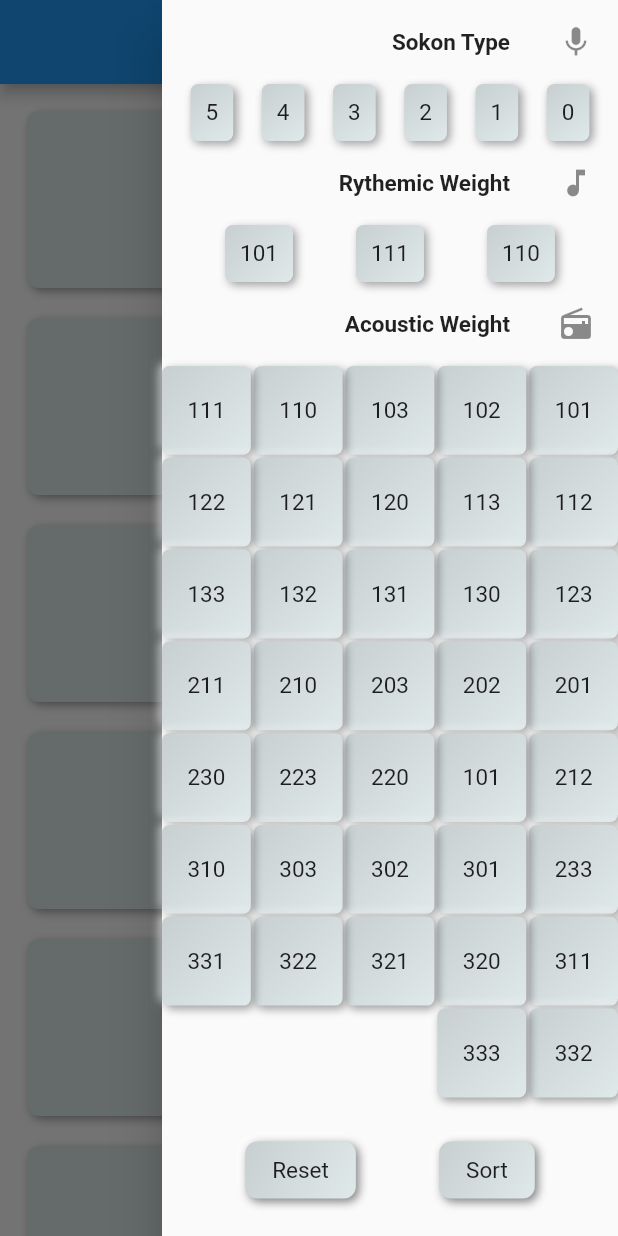
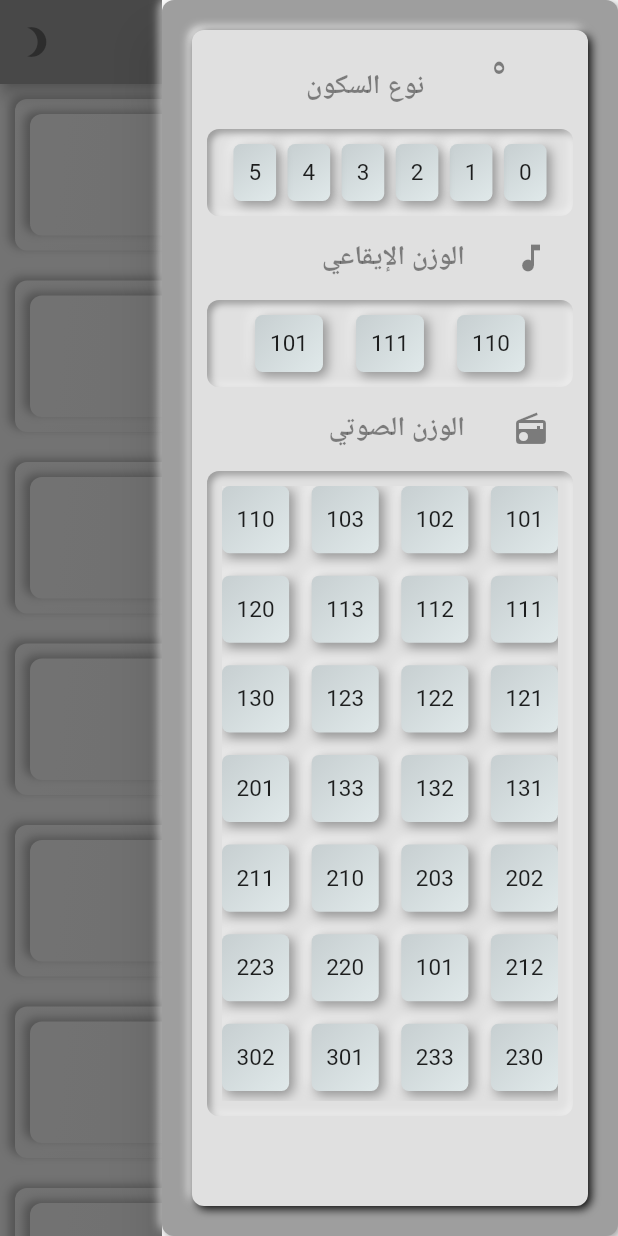
Before and after one commit to Farahkh/bank_alkalemat, a Flutter app: the screen it shows after launch, with the side drawer open, on a phone screen of 412 x 824 dp. Run offline on Flutter 3.47's test engine with Material 2 defaults, Android fonts, the phone set to English and light mode, and no system bars; drawn by our look-alikes of flutter_neumorphic; statements that could not run were skipped.

Commit message:
-now the json file is loading when the application launchs -applied the Flutter-Neumorphic style to the application -added the switch to dark mode on the home page deleted the 'Sort' button from drawer
Signed-off-by: Farahkh <eng.farahkh@gmail.com>

```diff
--- /dev/null
+++ b/lib/WordModel.dart
@@ -0,0 +1,24 @@
+class WordModel {
+  String id;
+  String word;
+  String sokonType;
+  String rythmicWieght;
+  String soundWieght;
+
+  WordModel(
+      {this.id,
+      this.word,
+      this.sokonType,
+      this.rythmicWieght,
+      this.soundWieght});
+
+  factory WordModel.fromJson(Map<String, dynamic> parsedJson) {
+    return WordModel(
+      id: parsedJson['المعرف'] as String,
+      word: parsedJson['الكلمات'] as String,
+      sokonType: parsedJson['نوع_السكون'] as String,
+      rythmicWieght: parsedJson['الوزن_الايقاعي'] as String,
+      soundWieght: parsedJson['الوزن_الصوتي'] as String,
+    );
+  }
+}
--- /dev/null
+++ b/lib/WordsBankModel.dart
@@ -0,0 +1,16 @@
+import 'WordModel.dart';
+
+class WordBankModel {
+  final List<WordModel> words;
+
+  WordBankModel({
+    this.words,
+  });
+
+  factory WordBankModel.fromJson(List<dynamic> parsedJson) {
+    List<WordModel> words = new List<WordModel>();
+    words = parsedJson.map((i) => WordModel.fromJson(i)).toList();
+
+    return WordBankModel(words: words);
+  }
+}
--- a/lib/constants.dart
+++ b/lib/constants.dart
@@ -1,11 +1,16 @@
 import 'package:flutter_neumorphic/flutter_neumorphic.dart';
 
 final kRadioButtonStyle = NeumorphicRadioStyle(
-  intensity: 0.88,
   shape: NeumorphicShape.concave,
-  selectedDepth: 3,
+  intensity: 0.5,
+  unselectedDepth: 5.0,
+  selectedDepth: -5.0,
 );
 final kButtonStyle = NeumorphicStyle(
-  intensity: 0.88,
+  intensity: 0.5,
   shape: NeumorphicShape.concave,
+  color: Color(0xFFbdbdbd),
+  depth: 8.0,
+  lightSource: LightSource.topLeft,
+  surfaceIntensity: 0.5,
 );
--- a/lib/main.dart
+++ b/lib/main.dart
@@ -16,11 +16,12 @@ class App extends StatelessWidget {
       ],
       debugShowCheckedModeBanner: false,
       supportedLocales: [const Locale('ar')],
-      title: 'Words Bank',
+      title: 'الكلمات الثلاثية',
       theme: ThemeData(
-        primarySwatch: Colors.blue,
+        primarySwatch: Colors.grey,
+        secondaryHeaderColor: Colors.white,
       ),
-      home: HomePage(title: 'Word Bank'),
+      home: HomePage(title: 'الكلمات الثلاثية'),
     );
   }
 }
--- a/lib/screens/home.dart
+++ b/lib/screens/home.dart
@@ -1,6 +1,10 @@
+import 'dart:convert';
+
+import 'package:bankalkalemat/WordsBankModel.dart';
 import 'package:bankalkalemat/widgets/drawer.dart';
 import 'package:flutter/cupertino.dart';
 import 'package:flutter/material.dart';
+import 'package:flutter/services.dart';
 import 'package:flutter_neumorphic/flutter_neumorphic.dart';
 
 class HomePage extends StatefulWidget {
@@ -12,25 +16,87 @@ class HomePage extends StatefulWidget {
 }
 
 class _HomePageState extends State<HomePage> {
-  List tempList = ['test', 'test', 'test', 'test', 'test', 'test', 'test'];
+
   @override
   Widget build(BuildContext context) {
     return Scaffold(
       appBar: AppBar(
+        actions: <Widget>[IconButton(icon: Icon(Icons.brightness_3))],
         title: Text(widget.title),
       ),
       drawer: AppDrawer(),
       body: Center(
-          child: ListView.builder(
-              padding: const EdgeInsets.all(8),
-              itemCount: tempList.length,
-              itemBuilder: (BuildContext context, int index) {
-                return Neumorphic(
-                  padding: EdgeInsets.all(50.0),
-                  margin: EdgeInsets.all(10.0),
-                  child: Center(child: Text('Entry ${tempList[index]}')),
-                );
-              })),
+        child: FutureBuilder<WordBankModel>(
+          future: getData(),
+          builder: (context, snapshot) {
+            if (snapshot.hasData) {
+              return ListView.builder(
+                itemCount: snapshot.data.words.length,
+                itemBuilder: (context, index) {
+                  return Neumorphic(
+                    style: NeumorphicStyle(
+                      intensity: 0.5,
+                      depth: 4,
+                      surfaceIntensity: 0.25,
+                      shape: NeumorphicShape.concave,
+                      color: Colors.white,
+                      lightSource: LightSource(2.0, 1.0),
+                      oppositeShadowLightSource: false,
+                    ),
+                    boxShape: NeumorphicBoxShape.roundRect(
+                      borderRadius: BorderRadius.circular(10.0),
+                    ),
+                    padding: EdgeInsets.all(10.0),
+                    margin: EdgeInsets.all(10.0),
+                    child: Neumorphic(
+                      style: NeumorphicStyle(
+                        intensity: 0.5,
+                        depth: 4,
+                        surfaceIntensity: 0.25,
+                        shape: NeumorphicShape.concave,
+                        color: Colors.white,
+                        lightSource: LightSource(2.0, 1.0),
+                        oppositeShadowLightSource: false,
+                      ),
+                      boxShape: NeumorphicBoxShape.roundRect(
+                        borderRadius: BorderRadius.circular(10.0),
+                      ),
+                      padding: EdgeInsets.all(20.0),
+                      child: Center(
+                        child: Text(
+                          '${snapshot.data.words[index].word}',
+                          style: TextStyle(
+                            fontSize: 30,
+                          ),
+                        ),
+                      ),
+                    ),
+                  );
+                },
+              );
+            } else if (snapshot.hasError) {
+              return Text("${snapshot.error}");
+            }
+            return CircularProgressIndicator();
+          },
+        ),
+      ),
     );
   }
+
+  Future<WordBankModel> getData() async {
+    wait(5);
+    String jsonString = await _loadAWordBankAsset();
+    final jsonResult = json.decode(jsonString);
+
+    return WordBankModel.fromJson(jsonResult);
+  }
+
+  Future<String> _loadAWordBankAsset() async {
+    return await rootBundle.loadString('data/databank.json');
+  }
+
+  Future wait(int seconds) {
+    return new Future.delayed(Duration(seconds: seconds), () => {});
+  }
 }
--- a/lib/widgets/AcousticWeightWidget.dart
+++ b/lib/widgets/AcousticWeightWidget.dart
@@ -18,10 +18,16 @@ class AcoasticWeightWidgetState extends State<AcoasticWeightWidget> {
   Widget build(BuildContext context) {
     final Padding_all = EdgeInsets.all(8.0);
     return Expanded(
+      child: Neumorphic(
+        padding: EdgeInsets.all(10.0),
+        style: NeumorphicStyle(
+          color: Colors.grey[300],
+          depth: -5.0,
+        ),
         child: GridView.count(
-        crossAxisCount: 5,
-        crossAxisSpacing: 2,
-        mainAxisSpacing: 2,
+          crossAxisCount: 4,
+          crossAxisSpacing: 15.0,
+          mainAxisSpacing: 15.0,
           children: <Widget>[
             NeumorphicRadio(
               style: kRadioButtonStyle,
@@ -469,6 +475,7 @@ class AcoasticWeightWidgetState extends State<AcoasticWeightWidget> {
             ),
           ],
         ),
+      ),
     );
   }
 }
--- a/lib/widgets/RythmicWeightWidget.dart
+++ b/lib/widgets/RythmicWeightWidget.dart
@@ -16,7 +16,13 @@ class RythmicWeightWidgetState extends State<RythmicWeightWidget> {
 
   @override
   Widget build(BuildContext context) {
-    return Row(
+    return Neumorphic(
+      padding: EdgeInsets.all(10.0),
+      style: NeumorphicStyle(
+        color: Colors.grey[300],
+        depth: -5.0,
+      ),
+      child: Row(
         mainAxisAlignment: MainAxisAlignment.spaceEvenly,
         children: <Widget>[
           NeumorphicRadio(
@@ -56,6 +62,7 @@ class RythmicWeightWidgetState extends State<RythmicWeightWidget> {
             child: Center(child: Text('101')),
           ),
         ],
+      ),
     );
   }
 }
--- a/lib/widgets/SokonTypeWidget.dart
+++ b/lib/widgets/SokonTypeWidget.dart
@@ -16,7 +16,13 @@ class SokonTypeWidgetState extends State<SokonTypeWidget> {
 
   @override
   Widget build(BuildContext context) {
-    return Row(
+    return Neumorphic(
+      padding: EdgeInsets.all(10.0),
+      style: NeumorphicStyle(
+        color: Colors.grey[300],
+        depth: -5.0,
+      ),
+      child: Row(
         mainAxisAlignment: MainAxisAlignment.spaceEvenly,
         children: <Widget>[
           NeumorphicRadio(
@@ -95,6 +101,7 @@ class SokonTypeWidgetState extends State<SokonTypeWidget> {
 //            buildNeumorphicRadio('4', null),
 //            buildNeumorphicRadio('5', null),
         ],
+      ),
     );
   }
 }
--- a/lib/widgets/drawer.dart
+++ b/lib/widgets/drawer.dart
@@ -2,7 +2,6 @@ import 'package:flutter/cupertino.dart';
 import 'package:flutter/material.dart';
 import 'package:flutter_neumorphic/flutter_neumorphic.dart';
 
-import '../constants.dart';
 import 'AcousticWeightWidget.dart';
 import 'RythmicWeightWidget.dart';
 import 'SokonTypeWidget.dart';
@@ -21,11 +20,40 @@ class _AppDrawerState extends State<AppDrawer> {
   Widget build(BuildContext context) {
     return Drawer(
         child: SafeArea(
+      child: Neumorphic(
+        style: NeumorphicStyle(
+//          depth: -8.0,
+          color: Colors.grey,
+          lightSource: LightSource.topLeft,
+        ),
+        boxShape: NeumorphicBoxShape.roundRect(
+          borderRadius: BorderRadius.circular(5.0),
+        ),
+        padding: EdgeInsets.all(20.0),
+        child: Neumorphic(
+          style: NeumorphicStyle(
+            intensity: 5.0,
+            depth: 4.0,
+            lightSource: LightSource.topLeft,
+            color: Colors.grey[300],
+          ),
+          boxShape: NeumorphicBoxShape.roundRect(
+            borderRadius: BorderRadius.circular(10.0),
+          ),
+          padding: EdgeInsets.all(10.0),
           child: Column(
             children: <Widget>[
               ListTile(
-            leading: Icon(Icons.mic),
-            title: Text('Sokon Type'),
+                leading: Icon(
+                  IconData(
+                    65150,
+                  ),
+                  size: 67,
+                ),
+                title: Text(
+                  'نوع السكون',
+                  style: TextStyle(fontSize: 18, color: Colors.black45),
+                ),
                 onTap: () {
                   // Navigator.pop(context);
                   // Navigator.pushNamed(context, '/');
@@ -34,7 +62,10 @@ class _AppDrawerState extends State<AppDrawer> {
               SokonTypeWidget(),
               ListTile(
                 leading: Icon(Icons.music_note),
-            title: Text('Rythemic Weight'),
+                title: Text(
+                  'الوزن الإيقاعي',
+                  style: TextStyle(fontSize: 18, color: Colors.black45),
+                ),
                 onTap: () {
                   // Navigator.pop(context);
                   // Navigator.pushNamed(context, '/');
@@ -43,7 +74,10 @@ class _AppDrawerState extends State<AppDrawer> {
               RythmicWeightWidget(),
               ListTile(
                 leading: Icon(Icons.radio),
-            title: Text('Acoustic Weight'),
+                title: Text(
+                  'الوزن الصوتي',
+                  style: TextStyle(fontSize: 18, color: Colors.black45),
+                ),
                 onTap: () {
                   //Navigator.pop(context);
                   //Navigator.pushNamed(context, '/');
@@ -53,28 +87,13 @@ class _AppDrawerState extends State<AppDrawer> {
               SizedBox(
                 height: 25,
               ),
-          Row(
-            mainAxisAlignment: MainAxisAlignment.spaceEvenly,
-            children: <Widget>[
-              NeumorphicButton(
-                style: kButtonStyle,
-                child: Text('Sort'),
-                onClick: () {
-                  Navigator.pop(context);
-                },
-              ),
-              NeumorphicButton(
-                style: kButtonStyle,
-                child: Text('Reset'),
-                onClick: () {},
-              )
-            ],
-          ),
               SizedBox(
                 height: 25,
               ),
             ],
           ),
+        ),
+      ),
     ));
   }
 }
```
Also changed, not shown: data/databank.json. Lines whose indentation alone changed are shown as unchanged.
